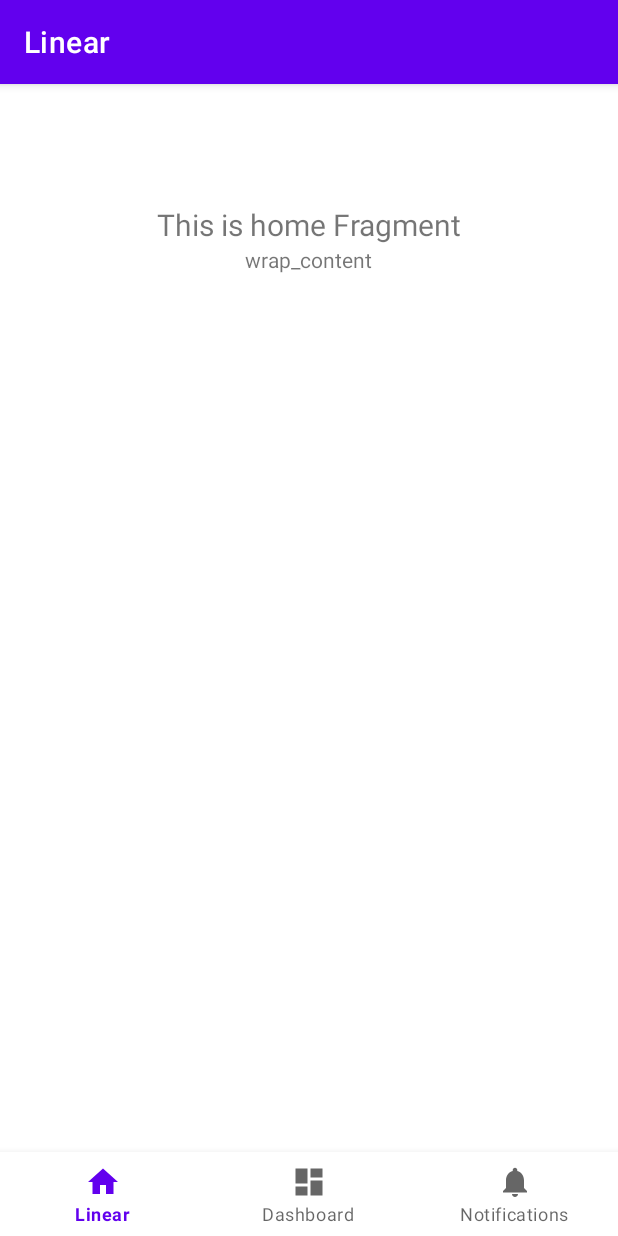
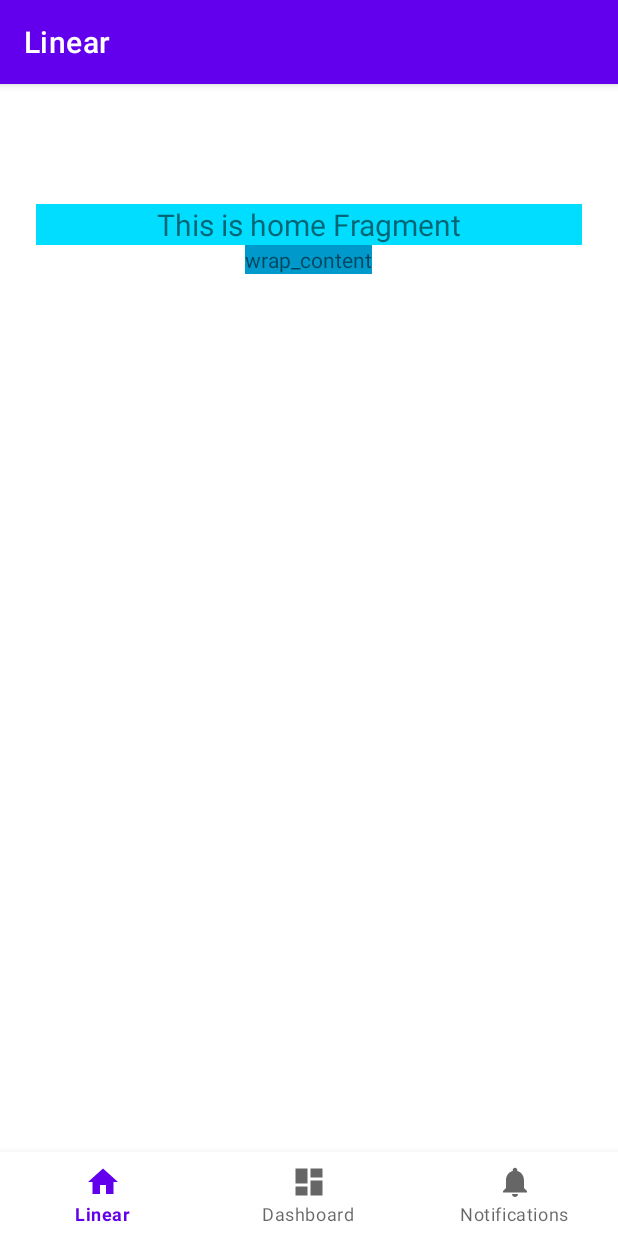
Before and after one commit to dardanqsot/kotlin, an Android app: the screen it shows after launch (MainActivity), on a phone screen of 412 x 824 dp. Run offline under Robolectric (Android 15) with nearby library versions, the light colour scheme and no system bars; our stand-ins replace navigation-ui.

Commit message:
Sección 5: Layouts - LinearLayout

```diff
--- a/Layouts/app/src/main/res/layout/fragment_linear.xml
+++ b/Layouts/app/src/main/res/layout/fragment_linear.xml
@@ -17,10 +17,12 @@
         android:layout_marginEnd="8dp"
         android:textAlignment="center"
         android:text="match_parent"
-        android:textSize="20sp" />
+        android:textSize="20sp"
+        android:background="@android:color/holo_blue_bright"/>
 
     <TextView
         android:layout_width="wrap_content"
         android:layout_height="wrap_content"
-        android:text="wrap_content"/>
+        android:text="wrap_content"
+        android:background="@android:color/holo_blue_dark"/>
 </LinearLayout>
```
